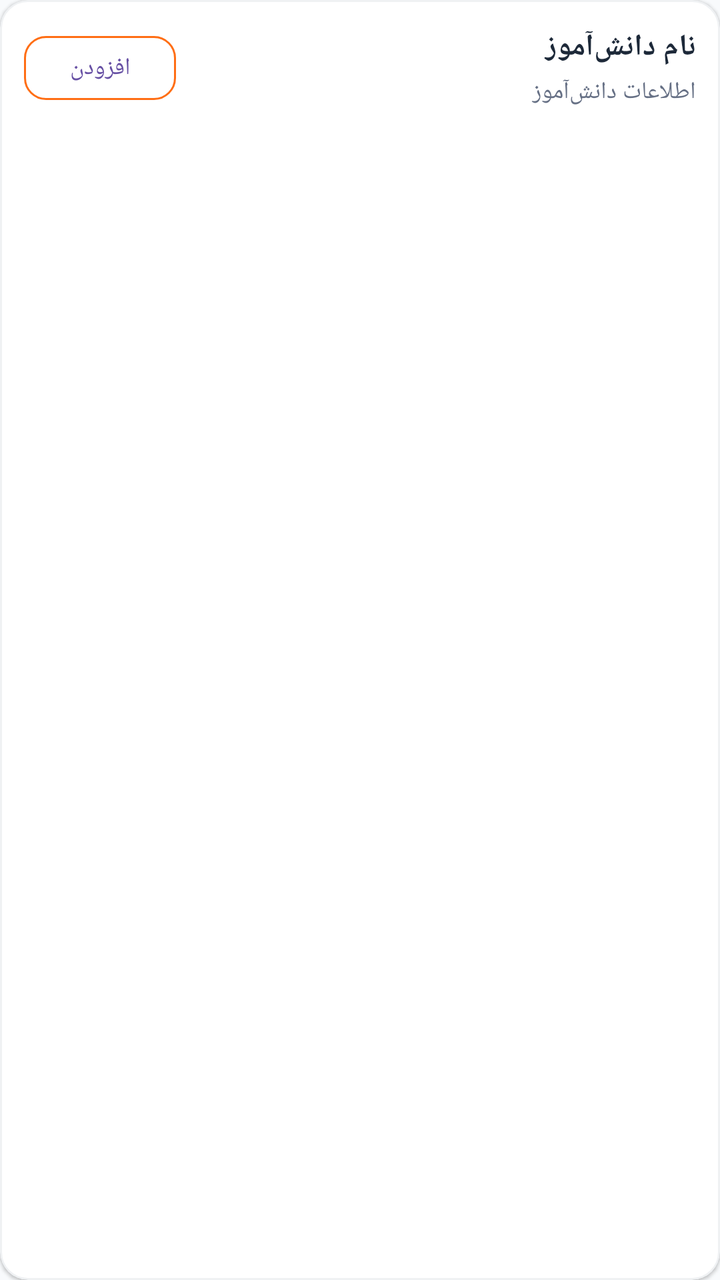
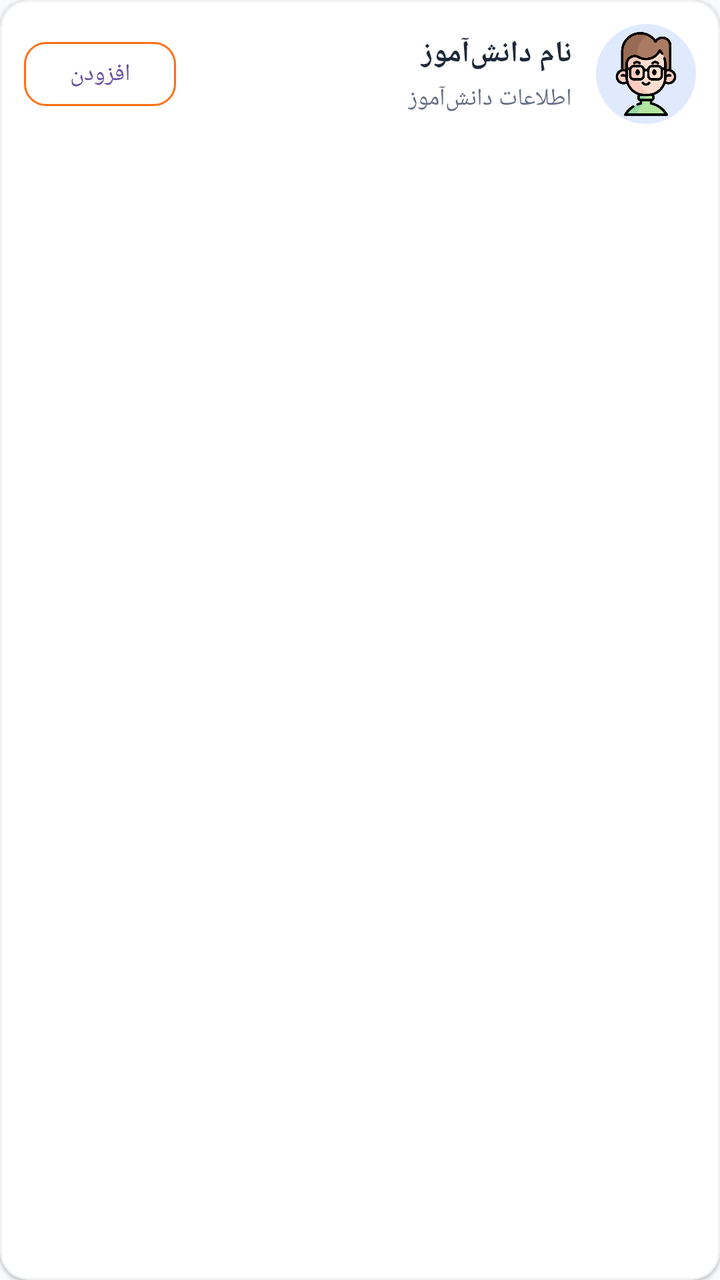

Screens rendered from an Android XML layout before and after an edit, with the pre-edit source and the edit as a unified diff.
<!-- AndroidManifest.xml: application theme Theme.BB -->
<!-- res/layout/item_student_manage.xml -->
<?xml version="1.0" encoding="utf-8"?>
<com.google.android.material.card.MaterialCardView xmlns:android="http://schemas.android.com/apk/res/android"
    xmlns:app="http://schemas.android.com/apk/res-auto"
    android:layout_width="match_parent"
    android:layout_height="wrap_content"
    android:layout_marginHorizontal="4dp"
    android:layout_marginVertical="5dp"
    android:layoutDirection="rtl"
    app:cardBackgroundColor="@color/card_background"
    app:cardCornerRadius="14dp"
    app:cardElevation="1dp"
    app:strokeColor="#1A64748B"
    app:strokeWidth="1dp">

    <LinearLayout
        android:layout_width="match_parent"
        android:layout_height="wrap_content"
        android:gravity="center_vertical"
        android:orientation="horizontal"
        android:padding="12dp">

        <LinearLayout
            android:layout_width="0dp"
            android:layout_height="wrap_content"
            android:layout_weight="1"
            android:orientation="vertical"
            android:paddingEnd="8dp">

            <TextView
                android:id="@+id/tvStudentName"
                android:layout_width="match_parent"
                android:layout_height="wrap_content"
                android:maxLines="2"
                android:text="نام دانش‌آموز"
                android:textColor="@color/main_text"
                android:textSize="15sp"
                android:textStyle="bold" />

            <TextView
                android:id="@+id/tvStudentPhone"
                android:layout_width="match_parent"
                android:layout_height="wrap_content"
                android:layout_marginTop="4dp"
                android:maxLines="3"
                android:text="اطلاعات دانش‌آموز"
                android:textColor="@color/sub_text"
                android:textSize="12sp" />
        </LinearLayout>

        <com.google.android.material.button.MaterialButton
            android:id="@+id/btnAction"
            style="@style/Widget.MaterialComponents.Button.OutlinedButton"
            android:layout_width="wrap_content"
            android:layout_height="44dp"
            android:minWidth="76dp"
            android:text="افزودن"
            android:textSize="12sp"
            app:cornerRadius="11dp"
            app:strokeColor="@color/brand_orange" />
    </LinearLayout>

</com.google.android.material.card.MaterialCardView>
<!-- resources referenced by this layout -->
<resources>
  <color name="brand_orange">#FF6E14</color>
  <color name="card_background">#FFFFFF</color>
  <color name="main_text">#1D2939</color>
  <color name="sub_text">#667085</color>
  <style name="Theme.BB" parent="Base.Theme.BB" />
  <style name="Base.Theme.BB" parent="Theme.Material3.DayNight.NoActionBar">
          <item name="android:windowBackground">@drawable/app_global_background</item>
  
          <item name="android:windowTranslucentStatus">false</item>
          <item name="android:windowDrawsSystemBarBackgrounds">true</item>
          <item name="android:statusBarColor">@android:color/transparent</item>
          <item name="android:navigationBarColor">@android:color/transparent</item>
  
          <item name="materialAlertDialogTheme">@style/ThemeOverlay.BB.MaterialAlertDialog</item>
  
          <item name="android:windowLightStatusBar">true</item>
      </style>
  <!-- drawable app_global_background (drawable) -->
  <?xml version="1.0" encoding="utf-8"?>
  <layer-list xmlns:android="http://schemas.android.com/apk/res/android">
      <item>
          <shape android:shape="rectangle">
              <solid android:color="#F8FAFC" />
          </shape>
      </item>
  </layer-list>
  <style name="ThemeOverlay.BB.MaterialAlertDialog" parent="ThemeOverlay.Material3.MaterialAlertDialog">
          <item name="colorSurface">@color/card_background</item>
          <item name="colorOnSurface">@color/main_text</item>
          <item name="colorPrimary">@color/title_blue</item>
          <item name="shapeAppearanceOverlay">@style/ShapeAppearance.BB.AlertDialog</item>
      </style>
  <color name="title_blue">#1040D1</color>
  <style name="ShapeAppearance.BB.AlertDialog" parent="ShapeAppearance.MaterialComponents.MediumComponent">
          <item name="cornerSize">22dp</item>
      </style>
</resources>

<!-- the commit's change to res/layout/item_student_manage.xml (unified diff, before → after) -->
@@ -1,62 +1,15 @@
-<?xml version="1.0" encoding="utf-8"?>
-<com.google.android.material.card.MaterialCardView xmlns:android="http://schemas.android.com/apk/res/android"
-    xmlns:app="http://schemas.android.com/apk/res-auto"
-    android:layout_width="match_parent"
-    android:layout_height="wrap_content"
-    android:layout_marginHorizontal="4dp"
-    android:layout_marginVertical="5dp"
-    android:layoutDirection="rtl"
-    app:cardBackgroundColor="@color/card_background"
-    app:cardCornerRadius="14dp"
-    app:cardElevation="1dp"
-    app:strokeColor="#1A64748B"
-    app:strokeWidth="1dp">
-
-    <LinearLayout
-        android:layout_width="match_parent"
-        android:layout_height="wrap_content"
-        android:gravity="center_vertical"
-        android:orientation="horizontal"
-        android:padding="12dp">
-
-        <LinearLayout
-            android:layout_width="0dp"
-            android:layout_height="wrap_content"
-            android:layout_weight="1"
-            android:orientation="vertical"
-            android:paddingEnd="8dp">
-
-            <TextView
-                android:id="@+id/tvStudentName"
-                android:layout_width="match_parent"
-                android:layout_height="wrap_content"
-                android:maxLines="2"
-                android:text="نام دانش‌آموز"
-                android:textColor="@color/main_text"
-                android:textSize="15sp"
-                android:textStyle="bold" />
-
-            <TextView
-                android:id="@+id/tvStudentPhone"
-                android:layout_width="match_parent"
-                android:layout_height="wrap_content"
-                android:layout_marginTop="4dp"
-                android:maxLines="3"
-                android:text="اطلاعات دانش‌آموز"
-                android:textColor="@color/sub_text"
-                android:textSize="12sp" />
+<com.google.android.material.card.MaterialCardView xmlns:android="http://schemas.android.com/apk/res/android" xmlns:app="http://schemas.android.com/apk/res-auto" android:layout_width="match_parent" android:layout_height="wrap_content" android:layout_marginHorizontal="4dp" android:layout_marginVertical="5dp" android:layoutDirection="rtl" app:cardBackgroundColor="@color/card_background" app:cardCornerRadius="14dp" app:cardElevation="1dp" app:strokeColor="#1A64748B" app:strokeWidth="1dp">
+    <androidx.constraintlayout.widget.ConstraintLayout android:layout_width="match_parent" android:layout_height="wrap_content" android:minHeight="72dp" android:padding="12dp">
+        
+        <FrameLayout android:id="@+id/studentAvatarContainer" android:layout_width="50dp" android:layout_height="50dp" android:background="@drawable/bg_circle_icon" android:backgroundTint="@color/bg_blue_light" android:backgroundTintMode="src_atop" app:layout_constraintBottom_toBottomOf="parent" app:layout_constraintRight_toRightOf="parent" app:layout_constraintTop_toTopOf="parent">
+            <ImageView android:id="@+id/ivStudentAvatar" android:layout_width="42dp" android:layout_height="42dp" android:layout_gravity="center" android:contentDescription="آواتار دانش‌آموز" android:scaleType="centerInside" android:src="@drawable/avatar_student_1"/>
+        </FrameLayout>
+        
+        <com.google.android.material.button.MaterialButton android:id="@+id/btnAction" style="@style/Widget.MaterialComponents.Button.OutlinedButton" android:layout_width="wrap_content" android:layout_height="44dp" android:minWidth="76dp" android:text="افزودن" android:textSize="12sp" app:cornerRadius="11dp" app:layout_constraintBottom_toBottomOf="parent" app:layout_constraintLeft_toLeftOf="parent" app:layout_constraintTop_toTopOf="parent" app:strokeColor="@color/brand_orange"/>
+        
+        <LinearLayout android:id="@+id/studentInfoContainer" android:layout_width="0dp" android:layout_height="wrap_content" android:layout_marginLeft="10dp" android:layout_marginRight="12dp" android:gravity="center_vertical|right" android:orientation="vertical" app:layout_constraintBottom_toBottomOf="parent" app:layout_constraintLeft_toRightOf="@id/btnAction" app:layout_constraintRight_toLeftOf="@id/studentAvatarContainer" app:layout_constraintTop_toTopOf="parent">
+            <TextView android:id="@+id/tvStudentName" android:layout_width="match_parent" android:layout_height="wrap_content" android:gravity="right" android:maxLines="2" android:text="نام دانش‌آموز" android:textColor="@color/main_text" android:textDirection="rtl" android:textSize="15sp" android:textStyle="bold"/>
+            <TextView android:id="@+id/tvStudentPhone" android:layout_width="match_parent" android:layout_height="wrap_content" android:layout_marginTop="4dp" android:gravity="right" android:maxLines="3" android:text="اطلاعات دانش‌آموز" android:textColor="@color/sub_text" android:textDirection="rtl" android:textSize="12sp"/>
         </LinearLayout>
-
-        <com.google.android.material.button.MaterialButton
-            android:id="@+id/btnAction"
-            style="@style/Widget.MaterialComponents.Button.OutlinedButton"
-            android:layout_width="wrap_content"
-            android:layout_height="44dp"
-            android:minWidth="76dp"
-            android:text="افزودن"
-            android:textSize="12sp"
-            app:cornerRadius="11dp"
-            app:strokeColor="@color/brand_orange" />
-    </LinearLayout>
-
+    </androidx.constraintlayout.widget.ConstraintLayout>
 </com.google.android.material.card.MaterialCardView>
<!-- resource entries referenced after the edit -->
@@ -1,9 +1,15 @@
 <!-- resources referenced by this layout -->
 <resources>
+  <color name="bg_blue_light">#E0EAFF</color>
   <color name="brand_orange">#FF6E14</color>
   <color name="card_background">#FFFFFF</color>
   <color name="main_text">#1D2939</color>
   <color name="sub_text">#667085</color>
+  <!-- drawable avatar_student_1: png bitmap (drawable, 35581 bytes) -->
+  <!-- drawable bg_circle_icon (drawable) -->
+  <shape xmlns:android="http://schemas.android.com/apk/res/android" android:shape="oval">
+      <solid android:color="@color/bg_blue_light" />
+  </shape>
   <style name="Theme.BB" parent="Base.Theme.BB" />
   <style name="Base.Theme.BB" parent="Theme.Material3.DayNight.NoActionBar">
           <item name="android:windowBackground">@drawable/app_global_background</item>
